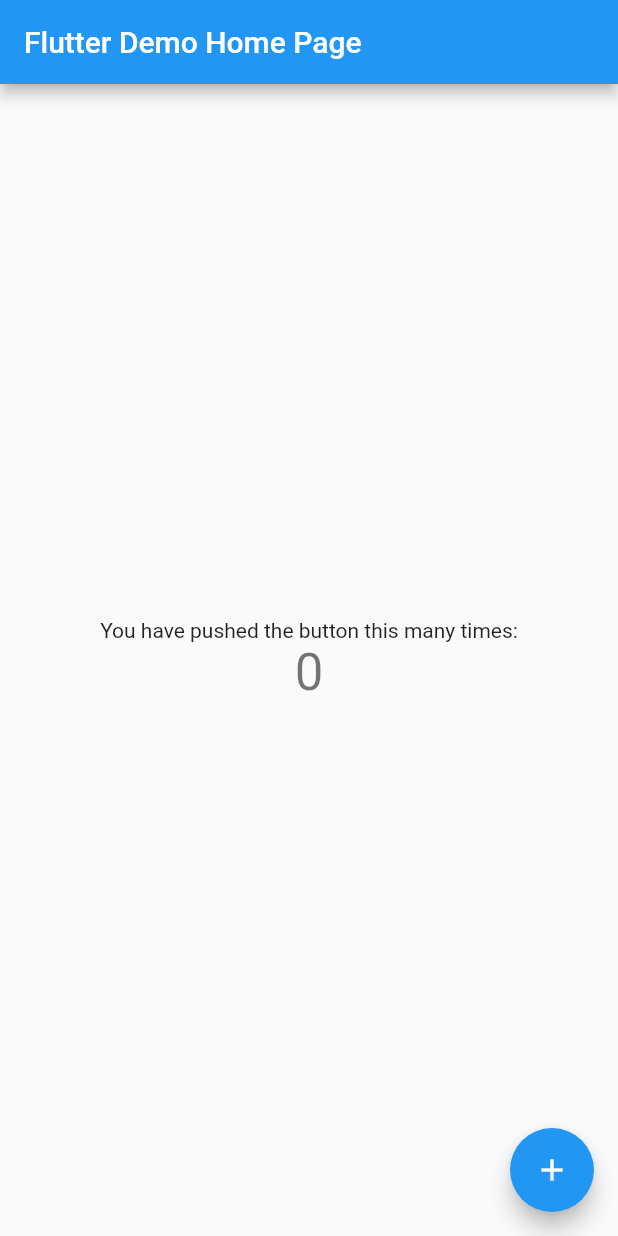
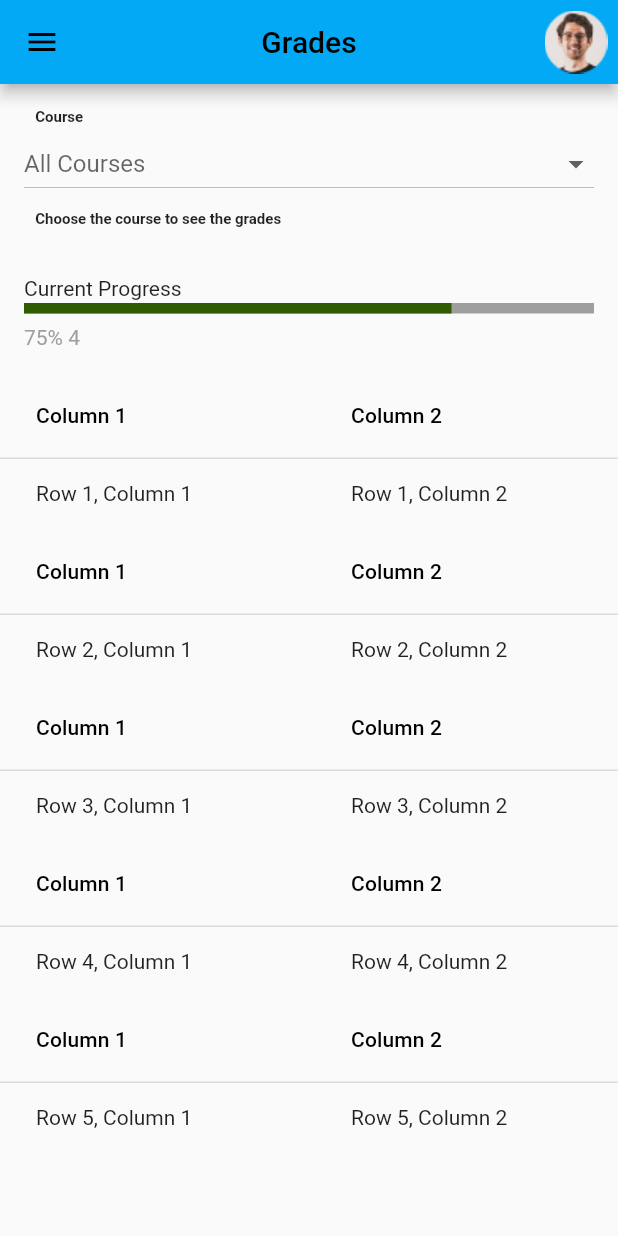
Before and after one commit to alexha11/moodle-grades, a Flutter app: the screen it shows after launch, on a phone screen of 412 x 824 dp. Run offline on Flutter 3.47's test engine with Material 2 defaults, Android fonts, the phone set to English and light mode, and no system bars.

Commit message:
done app bar and general functions

```diff
--- a/lib/main.dart
+++ b/lib/main.dart
@@ -1,115 +1,235 @@
 import 'package:flutter/material.dart';
+import 'package:flutter/rendering.dart';
 
-void main() {
-  runApp(const MyApp());
-}
+void main() => runApp(MyApp());
 
 class MyApp extends StatelessWidget {
-  const MyApp({super.key});
-
-  // This widget is the root of your application.
   @override
   Widget build(BuildContext context) {
     return MaterialApp(
-      title: 'Flutter Demo',
+      debugShowCheckedModeBanner: false,
+      title: 'Grade App',
       theme: ThemeData(
-        // This is the theme of your application.
-        //
-        // Try running your application with "flutter run". You'll see the
-        // application has a blue toolbar. Then, without quitting the app, try
-        // changing the primarySwatch below to Colors.green and then invoke
-        // "hot reload" (press "r" in the console where you ran "flutter run",
-        // or simply save your changes to "hot reload" in a Flutter IDE).
-        // Notice that the counter didn't reset back to zero; the application
-        // is not restarted.
-        primarySwatch: Colors.blue,
+        primarySwatch: Colors.lightBlue,
       ),
-      home: const MyHomePage(title: 'Flutter Demo Home Page'),
+      home: const MyHomePage(title: 'Grades'),
     );
   }
 }
 
 class MyHomePage extends StatefulWidget {
-  const MyHomePage({super.key, required this.title});
-
-  // This widget is the home page of your application. It is stateful, meaning
-  // that it has a State object (defined below) that contains fields that affect
-  // how it looks.
-
-  // This class is the configuration for the state. It holds the values (in this
-  // case the title) provided by the parent (in this case the App widget) and
-  // used by the build method of the State. Fields in a Widget subclass are
-  // always marked "final".
+  const MyHomePage({Key? key, required this.title}) : super(key: key);
 
   final String title;
 
   @override
-  State<MyHomePage> createState() => _MyHomePageState();
+  _MyHomePageState createState() => _MyHomePageState();
 }
 
 class _MyHomePageState extends State<MyHomePage> {
-  int _counter = 0;
+  String selectCourse = 'All Courses';
 
-  void _incrementCounter() {
-    setState(() {
-      // This call to setState tells the Flutter framework that something has
-      // changed in this State, which causes it to rerun the build method below
-      // so that the display can reflect the updated values. If we changed
-      // _counter without calling setState(), then the build method would not be
-      // called again, and so nothing would appear to happen.
-      _counter++;
-    });
+  void closeDrawer() {
+    Navigator.pop(context);
   }
 
   @override
   Widget build(BuildContext context) {
-    // This method is rerun every time setState is called, for instance as done
-    // by the _incrementCounter method above.
-    //
-    // The Flutter framework has been optimized to make rerunning build methods
-    // fast, so that you can just rebuild anything that needs updating rather
-    // than having to individually change instances of widgets.
     return Scaffold(
       appBar: AppBar(
-        // Here we take the value from the MyHomePage object that was created by
-        // the App.build method, and use it to set our appbar title.
         title: Text(widget.title),
+        centerTitle: true,
+        actions: [
+          Image.asset('images/profile_image.png'),
+        ],
       ),
-      body: Center(
-        // Center is a layout widget. It takes a single child and positions it
-        // in the middle of the parent.
-        child: Column(
-          // Column is also a layout widget. It takes a list of children and
-          // arranges them vertically. By default, it sizes itself to fit its
-          // children horizontally, and tries to be as tall as its parent.
-          //
-          // Invoke "debug painting" (press "p" in the console, choose the
-          // "Toggle Debug Paint" action from the Flutter Inspector in Android
-          // Studio, or the "Toggle Debug Paint" command in Visual Studio Code)
-          // to see the wireframe for each widget.
-          //
-          // Column has various properties to control how it sizes itself and
-          // how it positions its children. Here we use mainAxisAlignment to
-          // center the children vertically; the main axis here is the vertical
-          // axis because Columns are vertical (the cross axis would be
-          // horizontal).
-          mainAxisAlignment: MainAxisAlignment.center,
-          children: <Widget>[
-            const Text(
-              'You have pushed the button this many times:',
+      drawer: Drawer(
+        child: ListView(
+          padding: EdgeInsets.zero,
+          children: [
+            DrawerHeader(
+              decoration: const BoxDecoration(
+                color: Colors.white,
+              ),
+              child: IconButton(
+                icon: const Icon(Icons.menu),
+                tooltip: 'Close view',
+                onPressed: () {
+                  closeDrawer();
+                },
+              ),
             ),
-            Text(
-              '$_counter',
-              style: Theme.of(context).textTheme.headlineMedium,
+            Column(
+              crossAxisAlignment: CrossAxisAlignment.start,
+              children: [
+                const Text(
+                  'My Courses ',
+                  style: TextStyle(
+                    fontSize: 16.0,
+                    fontWeight: FontWeight.bold,
+                  ),
+                ),
+                ListTile(
+                  title:
+                      const Text('BM40A0202 Foundations of Computer Science'),
+                  onTap: () {
+                    // handle menu item 1 tap
+                  },
+                ),
+                ListTile(
+                  title: const Text('CT30A2803 User Interface and Usability'),
+                  onTap: () {
+                    // handle menu item 2 tap
+                  },
+                ),
+                ListTile(
+                  title: const Text('CT60A2411 Object-Oriented Programming'),
+                  onTap: () {
+                    // handle menu item 3 tap
+                  },
+                ),
+                ListTile(
+                  title: const Text('CT60A2500 Principles of C Programming'),
+                  onTap: () {
+                    // handle menu item 4 tap
+                  },
+                ),
+                ListTile(
+                  title: const Text('CT60A5521 Database Systems Management'),
+                  onTap: () {
+                    // handle menu item 5 tap
+                  },
+                ),
+                ListTile(
+                  title: const Text('CT60A9600 Discrete Models and Methods 2'),
+                  onTap: () {
+                    // handle menu item 6 tap
+                  },
+                ),
+              ],
             ),
           ],
         ),
       ),
-      floatingActionButton: FloatingActionButton(
-        onPressed: _incrementCounter,
-        tooltip: 'Increment',
-        child: const Icon(Icons.add),
-      ), // This trailing comma makes auto-formatting nicer for build methods.
+      body: Column(
+        children: [
+          Container(
+            padding: const EdgeInsets.all(16.0),
+            child: Column(
+              crossAxisAlignment: CrossAxisAlignment.start,
+              mainAxisAlignment: MainAxisAlignment.spaceBetween,
+              children: [
+                const Text(
+                  '   Course',
+                  style: TextStyle(
+                    fontSize: 10.0,
+                    fontWeight: FontWeight.bold,
+                  ),
+                ),
+                const SizedBox(height: 1.0),
+                DropdownButton<String>(
+                  isExpanded: true,
+                  items: const [
+                    DropdownMenuItem<String>(
+                      value: 'All Courses',
+                      child: Text('All Courses'),
+                    ),
+                    DropdownMenuItem<String>(
+                      value: 'User Interface and Usability',
+                      child: Text('User Interface and Usability'),
+                    ),
+                    DropdownMenuItem<String>(
+                      value: 'Foundation of Computer Science',
+                      child: Text('Foundation of Computer Science'),
+                    ),
+                    DropdownMenuItem<String>(
+                      value: 'Object-Oriented Programming',
+                      child: Text('Object-Oriented Programming'),
+                    ),
+                    DropdownMenuItem<String>(
+                      value: 'Principles of C Programming',
+                      child: Text('Principles of C Programming'),
+                    ),
+                    DropdownMenuItem<String>(
+                      value: 'Database System Management',
+                      child: Text('Database System Management'),
+                    ),
+                    DropdownMenuItem<String>(
+                      value: 'Discrtete Models and Methods',
+                      child: Text('Discrtete Models and Methods'),
+                    ),
+                  ],
+                  onChanged: (value) {
+                    setState(() {
+                      selectCourse = value.toString();
+                    });
+                  },
+                  hint: Text(selectCourse),
+                ),
+                const SizedBox(height: 7.0),
+                const Text(
+                  '   Choose the course to see the grades',
+                  style: TextStyle(
+                    fontSize: 10.0,
+                    fontWeight: FontWeight.bold,
+                  ),
+                ),
+              ],
+            ),
+          ),
+          Container(
+            padding: const EdgeInsets.all(16.0),
+            child: Column(
+              crossAxisAlignment: CrossAxisAlignment.start,
+              children: const [
+                Text(
+                  "Current Progress",
+                  style: TextStyle(
+                    fontSize: 14,
+                    //fontWeight: FontWeight.bold,
+                  ),
+                ),
+                SizedBox(height: 2),
+                LinearProgressIndicator(
+                  value: 0.75,
+                  backgroundColor: Colors.grey,
+                  valueColor: AlwaysStoppedAnimation<Color>(
+                    Color.fromARGB(255, 48, 91, 0),
+                  ),
+                  minHeight: 7,
+                ),
+                SizedBox(height: 8),
+                Text(
+                  "75% 4",
+                  style: TextStyle(
+                    fontSize: 14,
+                    color: Colors.grey,
+                  ),
+                ),
+              ],
+            ),
+          ),
+          Expanded(
+            child: ListView.builder(
+              itemCount: 5,
+              itemBuilder: (BuildContext context, int index) {
+                return DataTable(
+                  columns: const [
+                    DataColumn(label: Text('Column 1')),
+                    DataColumn(label: Text('Column 2')),
+                  ],
+                  rows: [
+                    DataRow(cells: [
+                      DataCell(Text('Row ${index + 1}, Column 1')),
+                      DataCell(Text('Row ${index + 1}, Column 2')),
+                    ]),
+                  ],
+                );
+              },
+            ),
+          ),
+        ],
+      ),
     );
   }
 }
--- a/pubspec.yaml
+++ b/pubspec.yaml
@@ -59,14 +59,14 @@
   uses-material-design: true
 
   # To add assets to your application, add an assets section, like this:
-  # assets:
-  #   - images/a_dot_burr.jpeg
+  assets:
+    - images/
   #   - images/a_dot_ham.jpeg
 
   # An image asset can refer to one or more resolution-specific "variants", see
   # https://flutter.dev/assets-and-images/#resolution-aware
 
-  # For details regarding adding assets from package dependencies, see
+  # For details regarding adding assets  from package dependencies, see
   # https://flutter.dev/assets-and-images/#from-packages
 
   # To add custom fonts to your application, add a fonts section here,
```
Also changed, not shown: images/logo_lut.png (added), images/profile_image.png (added), 1 other file.
